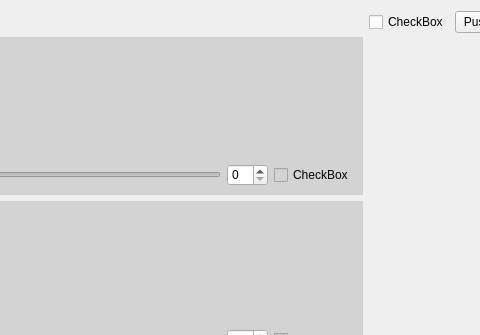
FranciscoGauna/Microscopy-Program, file View/frontend/UI/focus_control.ui: the form before one commit; both pictures show x 159 to 639 and y 0 to 335 of the 1050 by 839 pixel window.
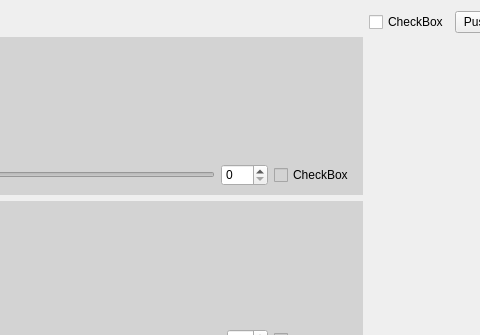
The form after the commit.

What changed in the file:
```diff
--- a/View/frontend/UI/focus_control.ui
+++ b/View/frontend/UI/focus_control.ui
@@ -61,6 +61,9 @@
               <property name="styleSheet">
                <string notr="true">background-color: Pale gray;</string>
               </property>
+              <property name="maximum">
+               <number>100</number>
+              </property>
              </widget>
             </item>
             <item>
```
